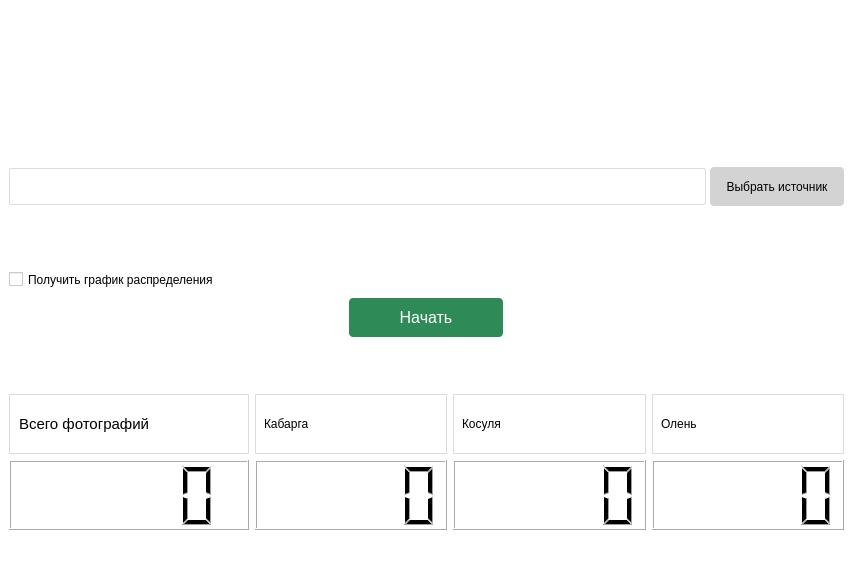
First picture: the form in gui.ui, repository wespa4/Hack-Deers, before the edit.
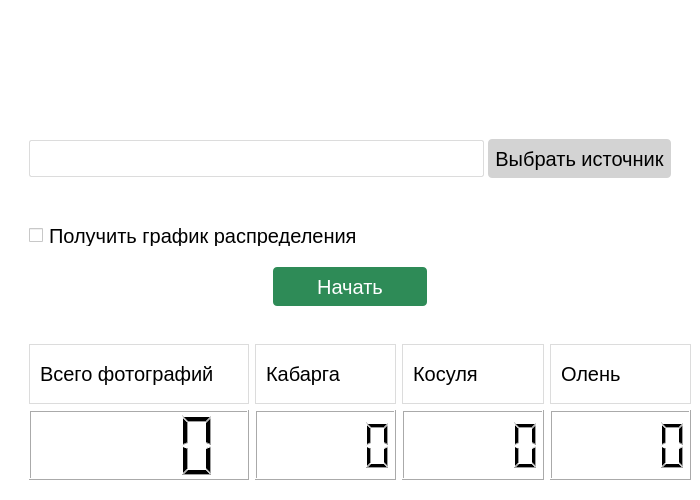
Second picture: the form after the edit. Icons and pictures are not drawn.

Diff of the .ui file:
```diff
--- a/gui.ui
+++ b/gui.ui
@@ -6,8 +6,8 @@
    <rect>
     <x>0</x>
     <y>0</y>
-    <width>853</width>
-    <height>564</height>
+    <width>700</width>
+    <height>500</height>
    </rect>
   </property>
   <property name="windowTitle">
@@ -55,7 +55,9 @@
 padding:5px;
 border: 1px solid #DCDCDC;
 min-height: 25px;
-margin-top: 20px
+margin-top: 20px;
+margin-left: 20px
+
 </string>
           </property>
           <property name="text">
@@ -71,7 +73,9 @@
 border-radius: 4px;
 min-width: 120px;
 min-height: 25px;
-margin-top: 20px</string>
+margin-top: 20px;
+font-size: 20px;
+margin-right: 20px</string>
           </property>
           <property name="text">
            <string>Выбрать источник</string>
@@ -120,6 +124,10 @@
           <height>25</height>
          </size>
         </property>
+        <property name="styleSheet">
+         <string notr="true">font-size: 20px;
+margin-left: 20px</string>
+        </property>
         <property name="text">
          <string>Получить график распределения</string>
         </property>
@@ -136,7 +144,7 @@
         <property name="minimumSize">
          <size>
           <width>154</width>
-          <height>69</height>
+          <height>79</height>
          </size>
         </property>
         <property name="maximumSize">
@@ -158,8 +166,10 @@
 min-width: 140px;
 min-height: 25px;
 margin-bottom: 30px;
+margin-top: 10px;
 color: white;
-font-size: 16px;
+font-size: 20px;
+
 </string>
         </property>
         <property name="text">
@@ -179,6 +189,24 @@
      <layout class="QHBoxLayout" name="horizontalLayout_2">
       <item>
        <layout class="QGridLayout" name="gridLayout_2">
+        <item row="1" column="0">
+         <widget class="QLCDNumber" name="All">
+          <property name="maximumSize">
+           <size>
+            <width>240</width>
+            <height>100</height>
+           </size>
+          </property>
+          <property name="styleSheet">
+           <string notr="true">min-height: 45px;
+max-height::65px;
+height: 40px;
+min-width: 140px;
+max-width::300px;
+margin-left: 20px</string>
+          </property>
+         </widget>
+        </item>
         <item row="0" column="0">
          <widget class="QLabel" name="label_8">
           <property name="maximumSize">
@@ -195,7 +223,8 @@
 height: 40px;
 min-width: 140px;
 max-width::300px;
-font-size: 15px;
+font-size: 20px;
+margin-left: 20px
 </string>
           </property>
           <property name="text">
@@ -203,35 +232,64 @@
           </property>
          </widget>
         </item>
-        <item row="1" column="0">
-         <widget class="QLCDNumber" name="All">
-          <property name="maximumSize">
-           <size>
-            <width>240</width>
-            <height>100</height>
-           </size>
-          </property>
-          <property name="styleSheet">
-           <string notr="true">min-height: 45px;
-max-height::65px;
-height: 40px;
-min-width: 140px;
-max-width::300px;</string>
-          </property>
-         </widget>
-        </item>
        </layout>
       </item>
       <item>
        <layout class="QGridLayout" name="gridLayout">
+        <item row="1" column="0">
+         <widget class="QLabel" name="l_Kab">
+          <property name="maximumSize">
+           <size>
+            <width>240</width>
+            <height>60</height>
+           </size>
+          </property>
+          <property name="styleSheet">
+           <string notr="true">border: 1px solid #DCDCDC;
+padding: 0 5px 0 5px;
+font-size: 20px;</string>
+          </property>
+          <property name="text">
+           <string>Кабарга</string>
+          </property>
+         </widget>
+        </item>
+        <item row="2" column="2">
+         <widget class="QLCDNumber" name="Ole">
+          <property name="minimumSize">
+           <size>
+            <width>0</width>
+            <height>20</height>
+           </size>
+          </property>
+          <property name="maximumSize">
+           <size>
+            <width>240</width>
+            <height>70</height>
+           </size>
+          </property>
+          <property name="styleSheet">
+           <string notr="true"/>
+          </property>
+         </widget>
+        </item>
         <item row="2" column="1">
          <widget class="QLCDNumber" name="Kos">
+          <property name="minimumSize">
+           <size>
+            <width>0</width>
+            <height>20</height>
+           </size>
+          </property>
           <property name="maximumSize">
            <size>
             <width>240</width>
-            <height>100</height>
+            <height>70</height>
            </size>
           </property>
+          <property name="styleSheet">
+           <string notr="true"/>
+          </property>
          </widget>
         </item>
         <item row="2" column="0">
@@ -260,40 +318,14 @@
           </property>
           <property name="styleSheet">
            <string notr="true">border: 1px solid #DCDCDC;
-padding: 0 0 0 5px;</string>
+padding: 0 0 0 5px;
+font-size: 20px;</string>
           </property>
           <property name="text">
            <string>Косуля</string>
           </property>
          </widget>
         </item>
-        <item row="2" column="2">
-         <widget class="QLCDNumber" name="Ole">
-          <property name="maximumSize">
-           <size>
-            <width>240</width>
-            <height>100</height>
-           </size>
-          </property>
-         </widget>
-        </item>
-        <item row="1" column="0">
-         <widget class="QLabel" name="l_Kab">
-          <property name="maximumSize">
-           <size>
-            <width>240</width>
-            <height>60</height>
-           </size>
-          </property>
-          <property name="styleSheet">
-           <string notr="true">border: 1px solid #DCDCDC;
-padding: 0 5px 0 5px;</string>
-          </property>
-          <property name="text">
-           <string>Кабарга</string>
-          </property>
-         </widget>
-        </item>
         <item row="1" column="2">
          <widget class="QLabel" name="l_Ole">
           <property name="maximumSize">
@@ -304,7 +336,8 @@
           </property>
           <property name="styleSheet">
            <string notr="true">border: 1px solid #DCDCDC;
-padding: 0 0 0 5px;</string>
+padding: 0 0 0 5px;
+font-size: 20px;</string>
           </property>
           <property name="text">
            <string>Олень</string>
```
Left out of the diff: 2 changed lines with no effect on the pictures.
